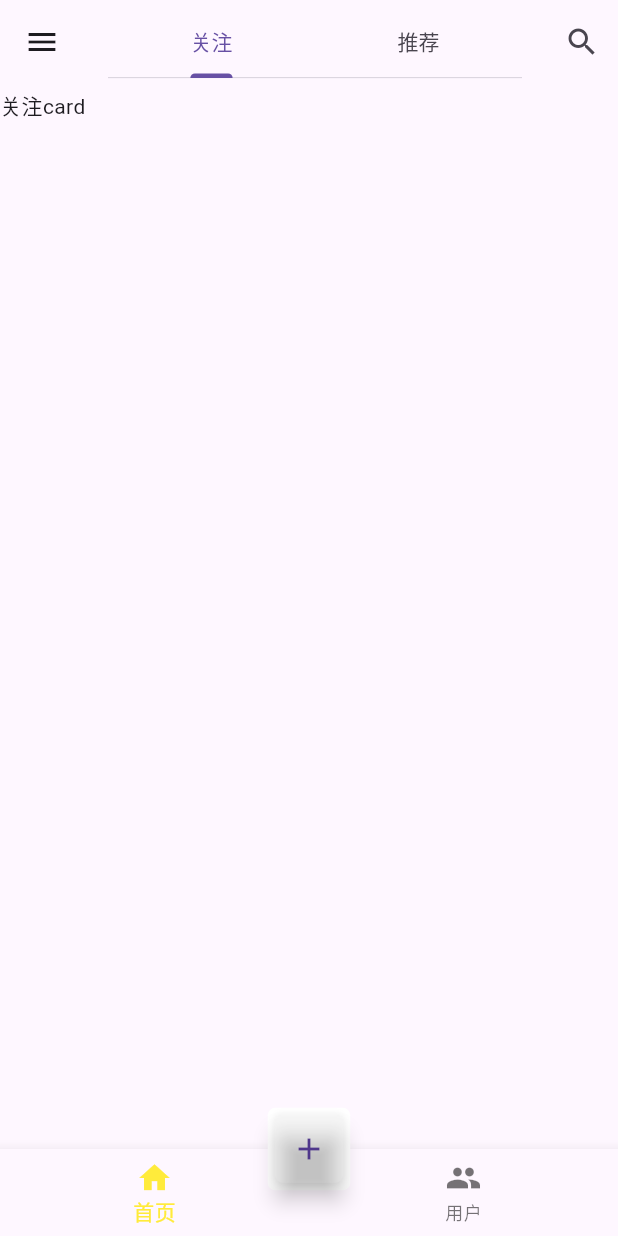
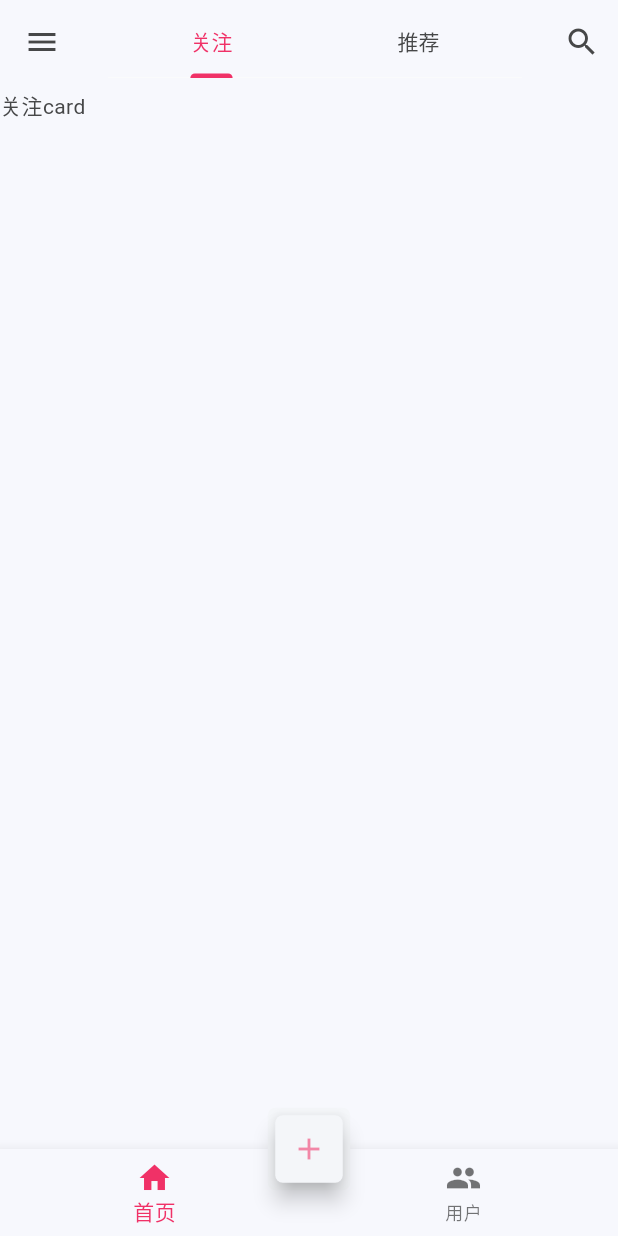
Before and after one commit to Babie-Supn/social_platform, a Flutter app: the screen it shows after launch, on a phone screen of 412 x 824 dp. Run offline on Flutter 3.47's test engine with Material 3 defaults, Android fonts, the phone set to English and light mode, and no system bars.

Commit message:
更新了文件名以及加入了亮色和暗色主题

```diff
--- a/lib/main.dart
+++ b/lib/main.dart
@@ -1,25 +1,37 @@
 import 'package:flutter/material.dart';
-import 'package:social_platform/pages/tabs.dart';
+import 'package:social_platform/pages/tabs_page.dart';
 import './pages/tabs/users_page.dart';
+import './theme/theme_data.dart';
 
 void main() {
-  runApp(const MyApp());
+  runApp(MyApp());
 }
 
 class MyApp extends StatelessWidget {
-  const MyApp({super.key});
+  final theme = ThemeData(
+    useMaterial3: true,
+    colorScheme: lightColorScheme,
+  );
+  final darkTheme = ThemeData(
+    useMaterial3: true,
+    colorScheme: darkColorScheme,
+  );
+
+  MyApp({super.key});
 
   @override
   Widget build(BuildContext context) {
     return MaterialApp(
       debugShowCheckedModeBanner: false,
-      theme: ThemeData(primarySwatch: Colors.blueGrey),
-      // home: const AllPages(),
-      initialRoute: "/",
-      routes: {
-        "/": (context) => TabsPage(),
-        "/user": (context) => const UsersPage()
-      },
+      theme: theme,
+      darkTheme: darkTheme,
+      themeMode: ThemeMode.light,
+      home: const AllPages(),
+      // initialRoute: "/",
+      // routes: {
+      //   "/": (context) => TabsPage(),
+      //   "/user": (context) => const UsersPage()
+      // },
     );
   }
 }
--- a/lib/pages/tabs/home_page.dart
+++ b/lib/pages/tabs/home_page.dart
@@ -1,6 +1,6 @@
 import 'package:flutter/material.dart';
 import '../search_page.dart';
-import '../../widgets/drawer_page_left.dart';
+import '../../widgets/drawer_left_page.dart';
 
 class HomePage extends StatefulWidget {
   const HomePage({super.key});
--- a/lib/pages/tabs.dart
+++ b/lib/pages/tabs_page.dart
@@ -1,4 +1,4 @@
-// ignore_for_file: avoid_print, must_be_immutable
+// ignore_for_file: avoid_print, must_be_immutable, must_call_super
 
 import 'package:flutter/material.dart';
 import './tabs/addblog_page.dart';
@@ -23,6 +23,7 @@ class _TabsPageState extends State<TabsPage> {
   @override
   void initState() {
     // TODO: implement initState
+    super.initState();
     _index = widget.indexCount;
   }
 
@@ -36,7 +37,6 @@ class _TabsPageState extends State<TabsPage> {
               _index = value;
             });
           },
-          fixedColor: Colors.yellow,
           items: const [
             BottomNavigationBarItem(icon: Icon(Icons.home), label: "首页"),
             // BottomNavigationBarItem(icon: Icon(Icons.add), label: "添加"),
@@ -47,9 +47,10 @@ class _TabsPageState extends State<TabsPage> {
         width: 55,
         padding: const EdgeInsets.all(5),
         decoration: BoxDecoration(
-            color: Colors.white, borderRadius: BorderRadius.circular(5)),
+          borderRadius: BorderRadius.circular(5),
+          color: Theme.of(context).colorScheme.background,
+        ),
         child: FloatingActionButton(
-          backgroundColor: const Color.fromARGB(31, 255, 255, 255),
           shape: RoundedRectangleBorder(borderRadius: BorderRadius.circular(5)),
           onPressed: () {
             Navigator.of(context)
@@ -57,6 +58,7 @@ class _TabsPageState extends State<TabsPage> {
               return const AddBlogPage();
             }));
           },
+          backgroundColor: Theme.of(context).colorScheme.background,
           child: const Icon(Icons.add),
         ),
       ),
--- a/lib/pages/users_info_page.dart
+++ b/lib/pages/user_info_page.dart
@@ -1,5 +1,5 @@
 import 'package:flutter/material.dart';
-import 'package:social_platform/pages/tabs.dart';
+import 'package:social_platform/pages/tabs_page.dart';
 
 class UserInfoPage extends StatefulWidget {
   const UserInfoPage({super.key});
--- /dev/null
+++ b/lib/theme/theme_data.dart
@@ -0,0 +1,29 @@
+import 'package:flutter/material.dart';
+
+//亮色主题
+const lightColorScheme = ColorScheme(
+    brightness: Brightness.light, //亮度
+    primary: Color(0xFFF03167), //普通按钮前景色
+    onPrimary: Color.fromRGBO(240, 49, 103, 0.564), //
+    secondary: Color(0xFFFF779f),
+    onSecondary: Color.fromARGB(255, 255, 119, 160),
+    error: Color(0xFFED5501),
+    onError: Color.fromARGB(226, 237, 84, 1),
+    background: Color(0xFFF4F6F9), //主要容器背景色
+    onBackground: Color.fromARGB(255, 252, 252, 252),
+    surface: Color(0xFFF7F8FD), //标题栏和卡片背景颜色
+    onSurface: Color(0xFF464748)); //最基础字体色
+
+//暗色主题  Color.fromARGB(206, 254, 123, 191)
+const darkColorScheme = ColorScheme(
+    brightness: Brightness.dark,
+    primary: Color(0xFF974EC3),
+    onPrimary: Color(0xFF974EC3),
+    secondary: Color(0xFF974EC3),
+    onSecondary: Color.fromARGB(189, 150, 78, 195),
+    error: Color(0xFFED5501),
+    onError: Color.fromARGB(226, 237, 84, 1),
+    background: Color(0xFF1A1A1A),
+    onBackground: Color.fromARGB(212, 26, 26, 26),
+    surface: Color(0xFF3B3939),
+    onSurface: Color(0xFFFAF7F4));
--- a/lib/widgets/drawer_page_left.dart
+++ b/lib/widgets/drawer_left_page.dart
@@ -1,5 +1,5 @@
 import 'package:flutter/material.dart';
-import '../pages/users_info_page.dart';
+import '../pages/user_info_page.dart';
 
 class DrawerLeftPage extends StatefulWidget {
   const DrawerLeftPage({super.key});
@@ -12,7 +12,6 @@ class _DrawerLeftPageState extends State<DrawerLeftPage> {
   @override
   Widget build(BuildContext context) {
     return Drawer(
-      backgroundColor: const Color.fromARGB(212, 255, 255, 255),
       child: Stack(
         children: <Widget>[
           Column(
```
Also changed, not shown: lib/pages/tabs/users_page.dart (+53 -2 lines).
